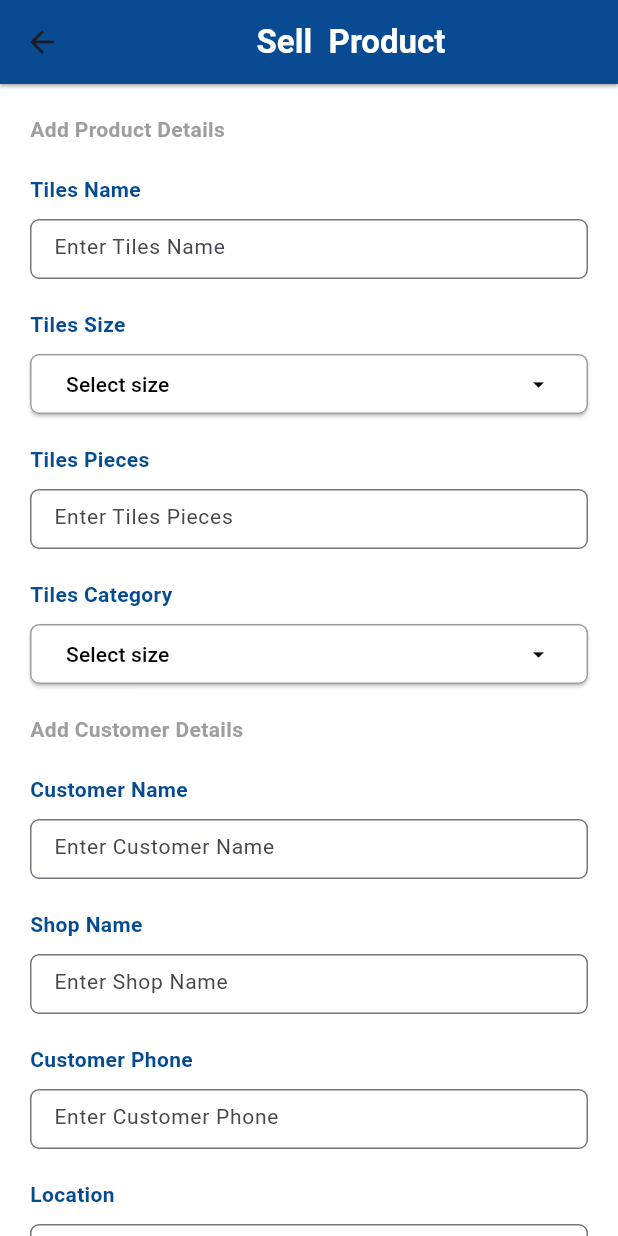
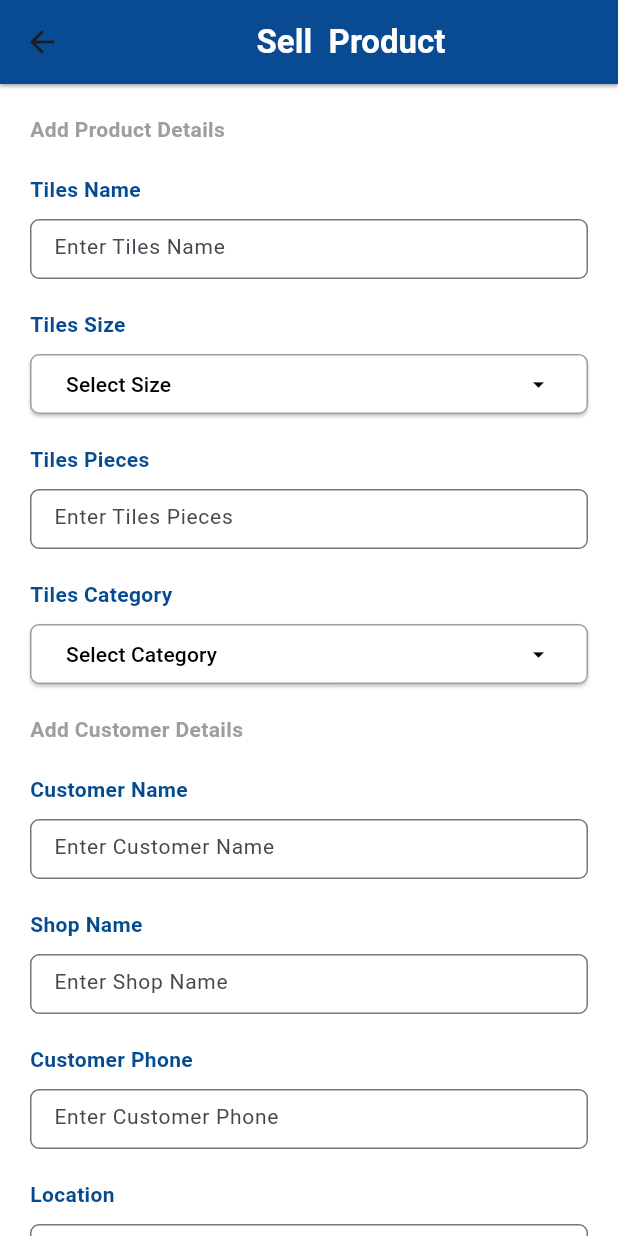
Before and after one commit to Aljoboyer/tiles_shop_management, a Flutter app: the SellProductScreen screen opened directly, on a phone screen of 412 x 824 dp. Run offline on Flutter 3.47's test engine with Material 3 defaults, Android fonts, the phone set to English and light mode, and no system bars; our stand-ins replace go_router.

Commit message:
dropdown btn and all label are reusable

```diff
--- a/lib/screens/maintanence/sell_product.dart
+++ b/lib/screens/maintanence/sell_product.dart
@@ -1,7 +1,10 @@
 import 'package:flutter/material.dart';
+import 'package:tiles_shop_management/utils/constant/cons_data.dart';
 import 'package:tiles_shop_management/widgets/button.dart';
 import 'package:tiles_shop_management/widgets/dropdown.dart';
+import 'package:tiles_shop_management/widgets/dropdown_btn.dart';
 import 'package:tiles_shop_management/widgets/input_field.dart';
+import 'package:tiles_shop_management/widgets/label_text.dart';
 
 class SellProductScreen extends StatefulWidget {
   const SellProductScreen({super.key});
@@ -12,20 +15,32 @@ class SellProductScreen extends StatefulWidget {
 
 class _SellProductScreenState extends State<SellProductScreen> {
    late String productName;
-     String? selectedValue; // Stores the selected value
+  String? selectedSizeValue;
+  String? selectedCatgoryValue;
 
-  List<String> items = ['Apple', 'Banana', 'Cherry', 'Date', "Aanaras", "Chicken", "Mango", "Papaya"]; // Dropdown items
+  String? _sizeError;
+  String? _categoryError;
 
    onEmailChange (value) {
     setState(() {
       productName: value;
     });
   }
-  void showCustomDropdown ()async {
- await showDropDown(context, items, (item) {setState(() {
-   selectedValue = item;
+
+  void showSizeDropdown ()async {
+    await showDropDown(context, sizeItems, (item) {setState(() {
+      selectedSizeValue = item;
+      _sizeError = null;
       });});
   }
+
+  void showCategoryDropdown ()async {
+    await showDropDown(context, categoryItems, (item) {setState(() {
+      selectedCatgoryValue = item;
+      _categoryError = null;
+      });});
+  }
+
 
   @override
   Widget build(BuildContext context) {
@@ -61,77 +76,17 @@ class _SellProductScreenState extends State<SellProductScreen> {
               CustomInputs(label: 'Tiles Name',fieldType: false, ),
               SizedBox(height: 20,),
 
-              Align(
-            alignment: Alignment.centerLeft,
-            child: Text('Tiles Size', style: TextStyle(
-                  color:Color(0xFF044B91),
-                fontSize: 14,
-                fontWeight: FontWeight.bold,
-              ),)),
+           CustomlabelText(label: 'Tiles Size',),
             SizedBox(height: 10,),
-              SizedBox(
-                width: double.infinity,
-                height: 40,// Full width button
-                child: ElevatedButton(
-                  onPressed: showCustomDropdown,
-                  style: ElevatedButton.styleFrom(
-                    backgroundColor: Colors.white,
-
-                    shape: RoundedRectangleBorder(
-                      borderRadius: BorderRadius.circular(6),
-                      side: BorderSide(color: Colors.grey, width: 1), // Border color and width
-                    ),
-                  ),
-                  child: Row(
-                    mainAxisAlignment: MainAxisAlignment.spaceBetween, // Aligns text left, icon right
-                    children: [
-                      Text(
-                        selectedValue ?? "Select size",
-                        style: TextStyle(color: Colors.black), // Ensure text is visible on white
-                      ),
-                      Icon(Icons.arrow_drop_down, color: Colors.black), // Right-aligned icon
-                    ],
-                  ),
-                ),
-              ),
+            DropdownBtn(showDropdown: showSizeDropdown, selectedValue: selectedSizeValue, placeholderTxt: "Select Size",),
             SizedBox(height: 20,),
 
             CustomInputs(label: 'Tiles Pieces',fieldType: false, ),
             SizedBox(height: 20,),
 
-              Align(
-            alignment: Alignment.centerLeft,
-            child: Text('Tiles Category', style: TextStyle(
-                  color:Color(0xFF044B91),
-                fontSize: 14,
-                fontWeight: FontWeight.bold,
-              ),)),
+            CustomlabelText(label: 'Tiles Category',),
             SizedBox(height: 10,),
-              SizedBox(
-                width: double.infinity,
-                height: 40,// Full width button
-                child: ElevatedButton(
-                  onPressed: showCustomDropdown,
-                  style: ElevatedButton.styleFrom(
-                    backgroundColor: Colors.white,
-
-                    shape: RoundedRectangleBorder(
-                      borderRadius: BorderRadius.circular(6),
-                      side: BorderSide(color: Colors.grey, width: 1), // Border color and width
-                    ),
-                  ),
-                  child: Row(
-                    mainAxisAlignment: MainAxisAlignment.spaceBetween, // Aligns text left, icon right
-                    children: [
-                      Text(
-                        selectedValue ?? "Select size",
-                        style: TextStyle(color: Colors.black), // Ensure text is visible on white
-                      ),
-                      Icon(Icons.arrow_drop_down, color: Colors.black), // Right-aligned icon
-                    ],
-                  ),
-                ),
-              ),
+            DropdownBtn(showDropdown: showCategoryDropdown, selectedValue: selectedCatgoryValue, placeholderTxt: "Select Category",),
 
             SizedBox(height: 20,),
 
--- /dev/null
+++ b/lib/widgets/dropdown_btn.dart
@@ -0,0 +1,43 @@
+import 'package:flutter/material.dart';
+
+class DropdownBtn extends StatelessWidget {
+  final String ?selectedValue;
+  final VoidCallback showDropdown;
+  final String placeholderTxt;
+
+  const DropdownBtn({
+    super.key,
+    this.selectedValue,
+    required this.showDropdown,
+    required this.placeholderTxt,
+  });
+
+  @override
+  Widget build(BuildContext context) {
+    return SizedBox(
+                width: double.infinity,
+                height: 40,// Full width button
+                child: ElevatedButton(
+                  onPressed: showDropdown,
+                  style: ElevatedButton.styleFrom(
+                    backgroundColor: Colors.white,
+
+                    shape: RoundedRectangleBorder(
+                      borderRadius: BorderRadius.circular(6),
+                      side: BorderSide(color: Colors.grey, width: 1), // Border color and width
+                    ),
+                  ),
+                  child: Row(
+                    mainAxisAlignment: MainAxisAlignment.spaceBetween, // Aligns text left, icon right
+                    children: [
+                      Text(
+                        selectedValue ?? placeholderTxt,
+                        style: TextStyle(color: Colors.black), // Ensure text is visible on white
+                      ),
+                      Icon(Icons.arrow_drop_down, color: Colors.black), // Right-aligned icon
+                    ],
+                  ),
+                ),
+              );
+  }
+}
```
Also changed, not shown: lib/screens/maintanence/product_add_screen.dart (+4 -51 lines). Lines whose indentation alone changed are shown as unchanged.
